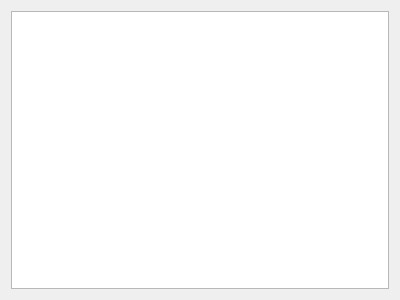
Old version of the form pathmapping.ui in the repository KDE/quanta.
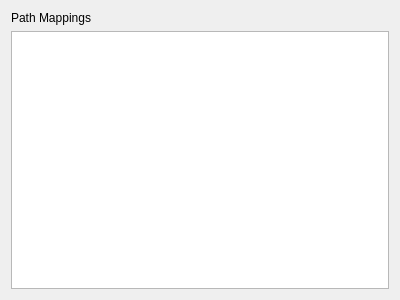
New version of the form.

Commit message: improve path mappings widget

Diff of the .ui file:
```diff
--- a/pathmapping.ui
+++ b/pathmapping.ui
@@ -12,7 +12,30 @@
   </property>
   <layout class="QVBoxLayout" name="verticalLayout">
    <item>
-    <widget class="QTableView" name="pathMappingTable"/>
+    <widget class="QLabel" name="label">
+     <property name="text">
+      <string>Path Mappings</string>
+     </property>
+    </widget>
+   </item>
+   <item>
+    <widget class="QTableView" name="pathMappingTable">
+     <property name="selectionBehavior">
+      <enum>QAbstractItemView::SelectRows</enum>
+     </property>
+     <attribute name="horizontalHeaderDefaultSectionSize">
+      <number>150</number>
+     </attribute>
+     <attribute name="horizontalHeaderStretchLastSection">
+      <bool>true</bool>
+     </attribute>
+     <attribute name="horizontalHeaderStretchLastSection">
+      <bool>true</bool>
+     </attribute>
+     <attribute name="horizontalHeaderDefaultSectionSize">
+      <number>150</number>
+     </attribute>
+    </widget>
    </item>
   </layout>
  </widget>
```
